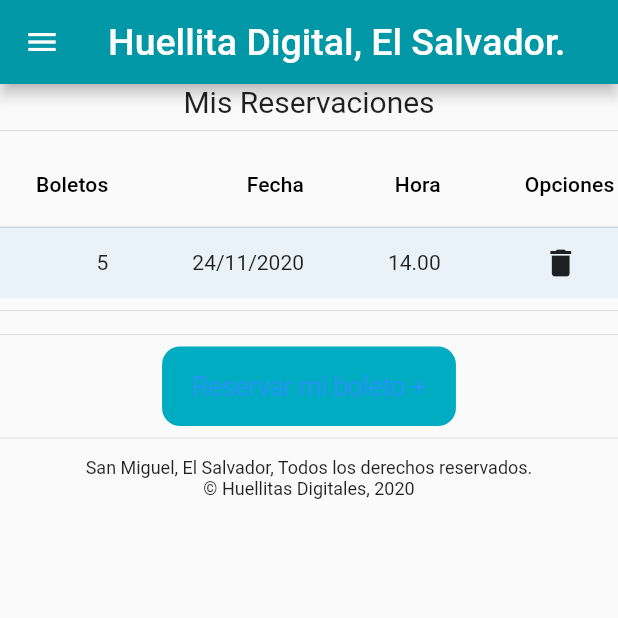
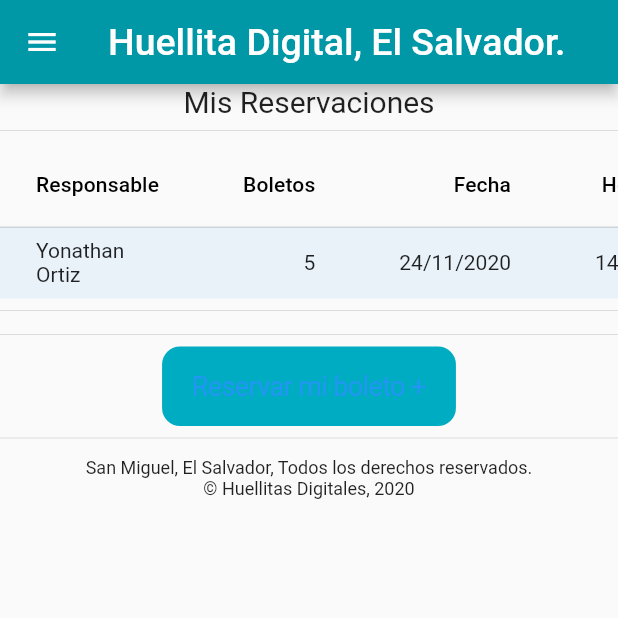
Before and after one commit to azucar24/HuellitasDigitales, a Flutter app: the MyReservations screen opened directly, on a phone screen of 412 x 824 dp, the top half of it. Run offline on Flutter 3.47's test engine with Material 2 defaults, Android fonts, the phone set to English and light mode, and no system bars.

Commit message:
cambio a campos de tabla

```diff
--- a/huellitasdigitales_moviles/lib/src/pages/myreservation.dart
+++ b/huellitasdigitales_moviles/lib/src/pages/myreservation.dart
@@ -185,6 +185,10 @@ class MyReservations extends StatelessWidget {
   Widget listarreservacions() {
     return DataTable(sortColumnIndex: 2, sortAscending: true, columns: [
       DataColumn(
+        label: Text('Responsable'),
+
+      ),
+      DataColumn(
         label: Text('Boletos'),
         numeric: true,
       ),
@@ -195,6 +199,7 @@ class MyReservations extends StatelessWidget {
       )
     ], rows: [
       DataRow(selected: true, cells: [
+ DataCell(Text('Yonathan Ortiz')),
         DataCell(Text('5')),
         DataCell(Text('24/11/2020')),
         DataCell(Text('14.00 ')),
```
